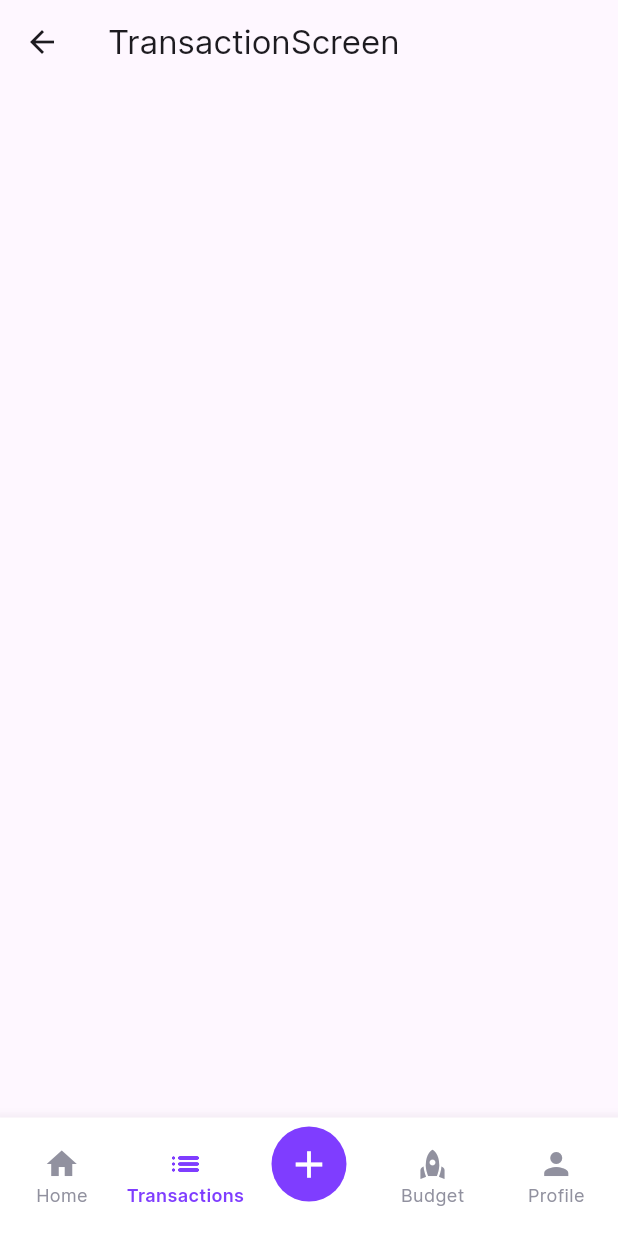
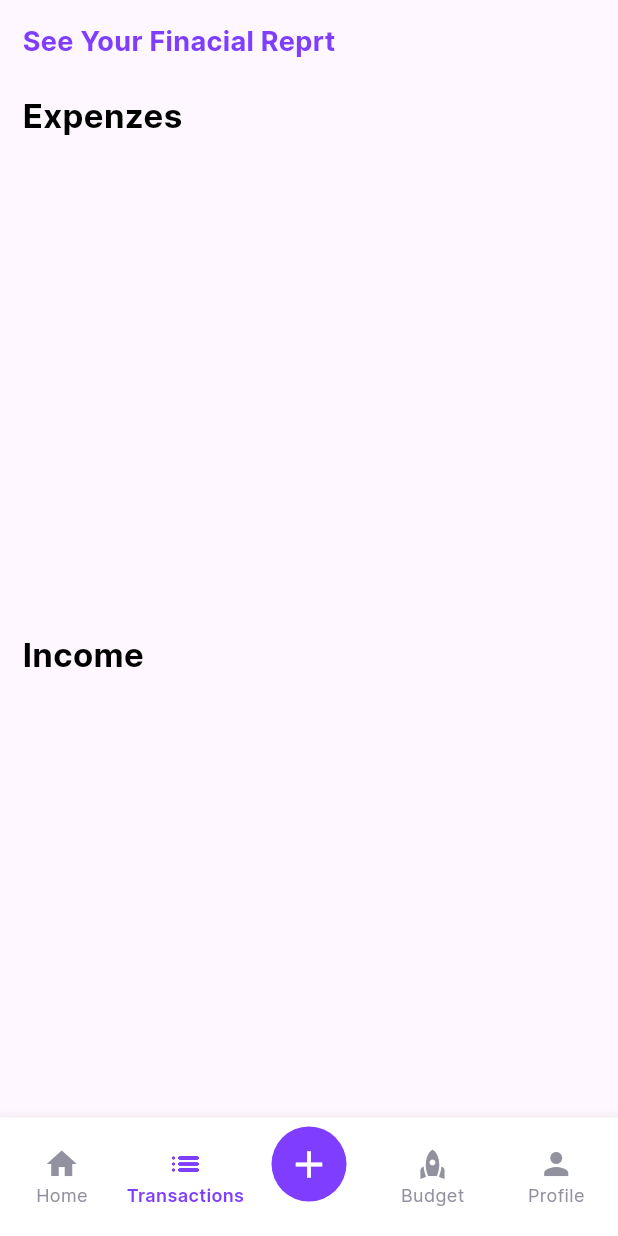
Before and after one commit to nim-kavinda/Expenz--, a Flutter app: the MainScreen screen opened directly, item 2 of the bottom bar chosen, on a phone screen of 412 x 824 dp. Run offline on Flutter 3.47's test engine with Material 3 defaults, Android fonts, the phone set to English and light mode, and no system bars; our stand-ins replace shared_preferences, smooth_page_indicator; accounts and stored records are empty.

Commit message:
Display and dismiss income

```diff
--- a/lib/screens/add_new_screen.dart
+++ b/lib/screens/add_new_screen.dart
@@ -72,6 +72,7 @@ class _AddNewScreenState extends State<AddNewScreen> {
                           onTap: () {
                             setState(() {
                               _selectedMethod = 0;
+                              print("Selected Method:${_selectedMethod}");
                             });
                           },
                           child: Container(
--- a/lib/screens/main_screen.dart
+++ b/lib/screens/main_screen.dart
@@ -30,7 +30,7 @@ class _MainScreenState extends State<MainScreen> {
     List<Expenze> loadedExpenzes = await ExpenzeService().loadExpenzes();
     setState(() {
       expenzeList = loadedExpenzes;
-      print(expenzeList.length);
+      print("Fetch All Expenzes :${expenzeList.length}");
     });
   }
 
@@ -39,7 +39,7 @@ class _MainScreenState extends State<MainScreen> {
     List<Income> incomeExpenzes = await IncomeService().loadIncome();
     setState(() {
       incomeList = incomeExpenzes;
-      print(incomeList.length);
+      print("Fetch All Income :${incomeList.length}");
     });
   }
 
@@ -72,18 +72,39 @@ class _MainScreenState extends State<MainScreen> {
     });
   }
 
+  //function to remove a expenzes
+  void removeExpenzes(Expenze expense) {
+    ExpenzeService().deleteExpenzes(expense.id, context);
+    setState(() {
+      expenzeList.remove(expense);
+    });
+  }
+
+  //function to remove a income
+  void removeIncome(Income income) {
+    IncomeService().deleteIncome(income.id, context);
+    setState(() {
+      incomeList.remove(income);
+    });
+  }
+
   @override
   Widget build(BuildContext context) {
     //screenList
     final List<Widget> pages = [
-      HomeScreen(),
-      TransactionScreen(),
+      const HomeScreen(),
+      TransactionScreen(
+        omDismisedIncome: removeIncome,
+        incomeList: incomeList,
+        omDismisedExpenzes: removeExpenzes,
+        expenzesList: expenzeList,
+      ),
       AddNewScreen(
         addExpenze: addNewExpenzes,
         addIncome: addNewIncome,
       ),
-      BudgetScreen(),
-      ProfileScreen(),
+      const BudgetScreen(),
+      const ProfileScreen(),
     ];
 
     return Scaffold(
--- a/lib/screens/transaction_page.dart
+++ b/lib/screens/transaction_page.dart
@@ -1,7 +1,25 @@
+import 'package:expenz/Widgets/expenze_card.dart';
+import 'package:expenz/Widgets/income_card.dart';
+import 'package:expenz/constant/colors.dart';
+import 'package:expenz/constant/constant.dart';
+import 'package:expenz/models/expenze_model.dart';
+import 'package:expenz/models/income_model.dart';
 import 'package:flutter/material.dart';
+import 'package:flutter/widgets.dart';
 
 class TransactionScreen extends StatefulWidget {
-  const TransactionScreen({super.key});
+  final List<Expenze> expenzesList;
+  final List<Income> incomeList;
+  final void Function(Expenze) omDismisedExpenzes;
+  final void Function(Income) omDismisedIncome;
+
+  const TransactionScreen({
+    super.key,
+    required this.expenzesList,
+    required this.omDismisedExpenzes,
+    required this.incomeList,
+    required this.omDismisedIncome,
+  });
 
   @override
   State<TransactionScreen> createState() => _HomeScreenState();
@@ -11,8 +29,126 @@ class _HomeScreenState extends State<TransactionScreen> {
   @override
   Widget build(BuildContext context) {
     return Scaffold(
-      appBar: AppBar(
-        title: const Text("TransactionScreen"),
+      body: SafeArea(
+        child: Padding(
+          padding: const EdgeInsets.all(kdefaultPadding),
+          child: Column(
+            crossAxisAlignment: CrossAxisAlignment.start,
+            children: [
+              const Text(
+                "See Your Finacial Reprt",
+                style: TextStyle(
+                  color: kMainColor,
+                  fontSize: 18,
+                  fontWeight: FontWeight.bold,
+                ),
+              ),
+              const SizedBox(
+                height: 20,
+              ),
+              const Text(
+                "Expenzes",
+                style: TextStyle(
+                  color: kBlack,
+                  fontSize: 22,
+                  fontWeight: FontWeight.bold,
+                ),
+              ),
+              const SizedBox(
+                height: 20,
+              ),
+              //Show all the Expenzes
+              SizedBox(
+                height: MediaQuery.of(context).size.height * 0.35,
+                child: SingleChildScrollView(
+                  child: Column(
+                    children: [
+                      ListView.builder(
+                        shrinkWrap: true,
+                        scrollDirection: Axis.vertical,
+                        physics: const NeverScrollableScrollPhysics(),
+                        itemCount: widget.expenzesList.length,
+                        itemBuilder: (context, index) {
+                          final expenze = widget.expenzesList[index];
+
+                          return Dismissible(
+                            key: ValueKey(expenze),
+                            direction: DismissDirection.startToEnd,
+                            onDismissed: (direction) {
+                              setState(() {
+                                widget.omDismisedExpenzes(expenze);
+                              });
+                            },
+                            child: ExpenzeCard(
+                              title: expenze.title,
+                              date: expenze.date,
+                              amount: expenze.amount,
+                              category: expenze.catogary,
+                              description: expenze.description,
+                              time: expenze.time,
+                            ),
+                          );
+                        },
+                      )
+                    ],
+                  ),
+                ),
+              ),
+
+              const SizedBox(
+                height: 20,
+              ),
+              const Text(
+                "Income",
+                style: TextStyle(
+                  color: kBlack,
+                  fontSize: 22,
+                  fontWeight: FontWeight.bold,
+                ),
+              ),
+              const SizedBox(
+                height: 20,
+              ),
+              //Show all the Expenzes
+              SizedBox(
+                height: MediaQuery.of(context).size.height * 0.25,
+                child: SingleChildScrollView(
+                  child: Column(
+                    children: [
+                      ListView.builder(
+                        shrinkWrap: true,
+                        scrollDirection: Axis.vertical,
+                        physics: const NeverScrollableScrollPhysics(),
+                        itemCount: widget.incomeList.length,
+                        itemBuilder: (context, index) {
+                          final income = widget.incomeList[index];
+
+                          return Dismissible(
+                            key: ValueKey(income),
+                            direction: DismissDirection.startToEnd,
+                            onDismissed: (direction) {
+                              setState(() {
+                                widget.omDismisedIncome(income);
+                              });
+                            },
+                            child: IncomeCard(
+                              title: income.title,
+                              date: income.date,
+                              amount: income.amount,
+                              category: income.catogary,
+                              description: income.description,
+                              time: income.time,
+                            ),
+                          );
+                        },
+                      )
+                    ],
+                  ),
+                ),
+              ),
+            ],
+          ),
+        ),
       ),
     );
   }
```
Also changed, not shown: lib/Widgets/expenze_card.dart (added, +111 -0 lines), lib/Widgets/income_card.dart (added, +111 -0 lines), lib/servises/expenze_service.dart (+72 -2 lines), lib/servises/income_service.dart (+49 -1 lines).
